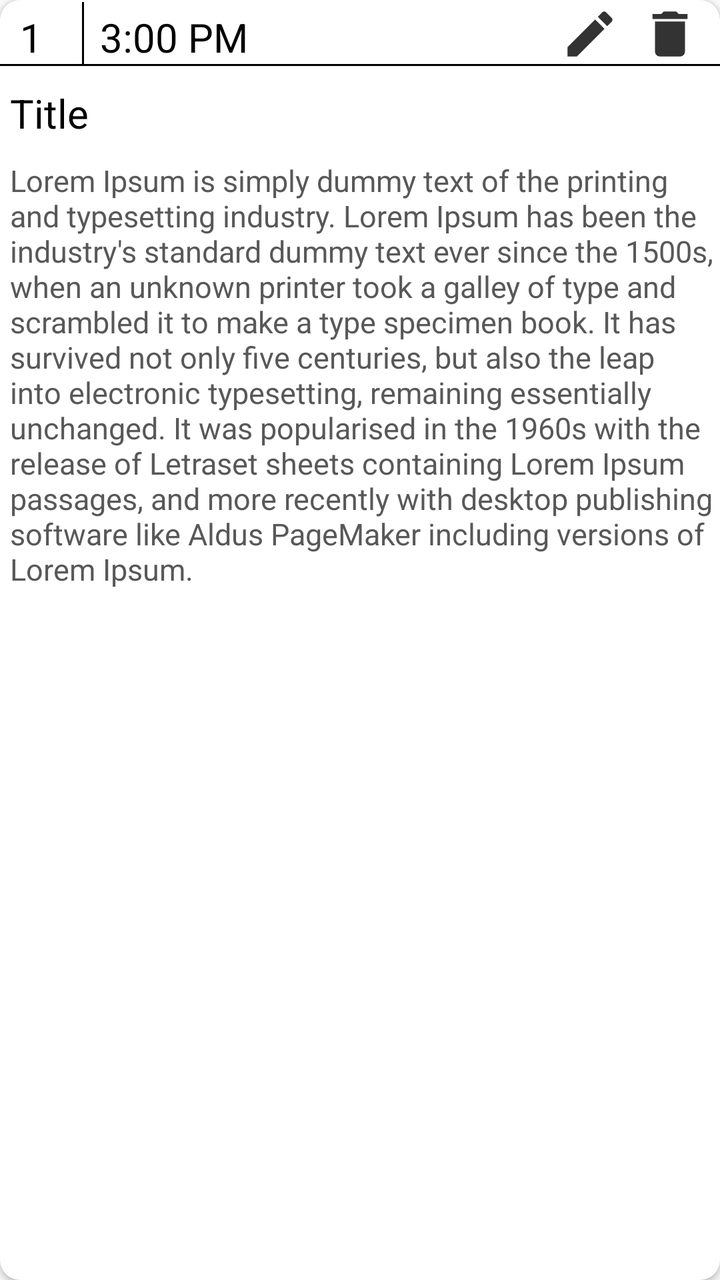
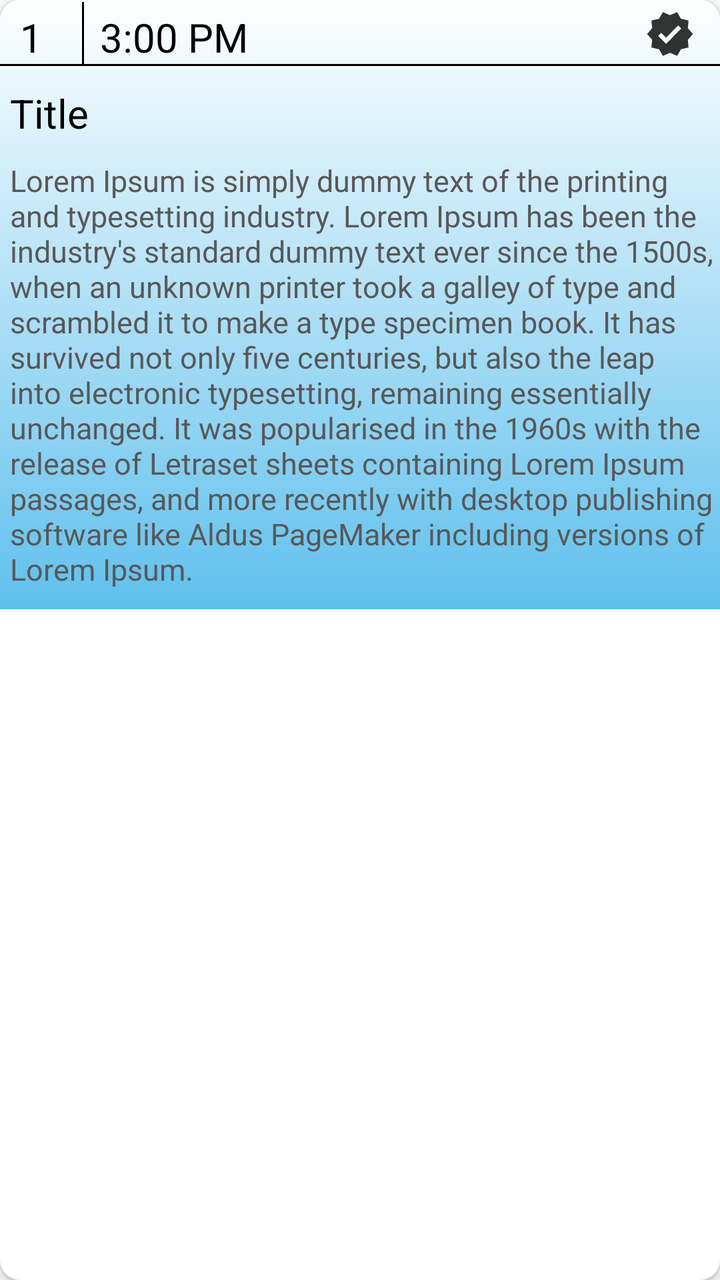

An Android layout rendered at two revisions. The XML below is the earlier revision; the diff shows what the commit changed to produce the second picture.
<!-- AndroidManifest.xml: application theme Theme.SchedulePlanner -->
<!-- res/layout/create_task_single_row.xml -->
<?xml version="1.0" encoding="utf-8"?>
<androidx.cardview.widget.CardView xmlns:android="http://schemas.android.com/apk/res/android"
    android:layout_width="match_parent"
    android:layout_height="wrap_content"
    xmlns:app="http://schemas.android.com/apk/res-auto"
    app:cardCornerRadius="10dp"
    android:layout_margin="10dp">

    <RelativeLayout
        android:id="@+id/taskView"
        android:layout_width="match_parent"
        android:layout_height="wrap_content">

        <TextView
            android:id="@+id/count"
            android:layout_width="30dp"
            android:layout_height="wrap_content"
            android:layout_marginStart="10dp"
            android:layout_marginTop="5dp"
            android:text="1"
            android:textColor="@color/black"
            android:textSize="20dp" />

        <View
            android:id="@+id/vertical_row"
            android:layout_width="1dp"
            android:layout_height="32dp"
            android:layout_marginStart="1dp"
            android:layout_marginTop="1dp"
            android:layout_toEndOf="@+id/count"
            android:background="#000000" />

        <TextView
            android:id="@+id/time"
            android:layout_width="wrap_content"
            android:layout_height="wrap_content"
            android:layout_marginStart="10dp"
            android:layout_marginTop="5dp"
            android:layout_toEndOf="@id/count"
            android:background="@color/white"
            android:text="3:00 PM"
            android:textSize="20dp" />

        <ImageView
            android:id="@+id/edit2"
            android:layout_width="30dp"
            android:layout_height="30dp"
            android:layout_alignParentEnd="true"
            android:layout_marginTop="2dp"
            android:layout_marginEnd="50dp"
            android:src="@drawable/actionbar_edit_task" />

        <ImageView
            android:id="@+id/delete2"
            android:layout_width="30dp"
            android:layout_height="30dp"
            android:layout_alignParentEnd="true"
            android:layout_marginTop="2dp"
            android:layout_marginEnd="10dp"
            android:src="@drawable/actionbar_delete_task" />

        <View
            android:id="@+id/horizontal_row"
            android:layout_width="match_parent"
            android:layout_height="1dp"
            android:layout_below="@id/time"
            android:background="#000000" />

        <TextView
            android:id="@+id/title"
            android:layout_width="200dp"
            android:layout_height="wrap_content"
            android:layout_below="@id/horizontal_row"
            android:layout_marginStart="5dp"
            android:layout_marginTop="10dp"
            android:text="Title"
            android:textSize="20dp" />

        <TextView
            android:id="@+id/description"
            android:layout_width="match_parent"
            android:layout_height="wrap_content"
            android:layout_below="@id/title"
            android:layout_marginStart="5dp"
            android:layout_marginTop="10dp"
            android:inputType="textMultiLine|textNoSuggestions"
            android:text="@string/dummy"
            android:textColor="#595858"
            android:textSize="15dp" />

    </RelativeLayout>

</androidx.cardview.widget.CardView>
<!-- resources referenced by this layout -->
<resources>
  <color name="black">#FF000000</color>
  <color name="white">#FFFFFFFF</color>
  <!-- drawable actionbar_delete_task (drawable-anydpi) -->
  <vector xmlns:android="http://schemas.android.com/apk/res/android"
      android:width="24dp"
      android:height="24dp"
      android:viewportWidth="24"
      android:viewportHeight="24"
      android:tint="#000000"
      android:alpha="0.8">
    <path
        android:fillColor="@android:color/white"
        android:pathData="M6,19c0,1.1 0.9,2 2,2h8c1.1,0 2,-0.9 2,-2V7H6v12zM19,4h-3.5l-1,-1h-5l-1,1H5v2h14V4z"/>
  </vector>
  <!-- drawable actionbar_edit_task (drawable-anydpi) -->
  <vector xmlns:android="http://schemas.android.com/apk/res/android"
      android:width="24dp"
      android:height="24dp"
      android:viewportWidth="24"
      android:viewportHeight="24"
      android:tint="#000000"
      android:alpha="0.8">
    <path
        android:fillColor="@android:color/white"
        android:pathData="M3,17.25V21h3.75L17.81,9.94l-3.75,-3.75L3,17.25zM20.71,7.04c0.39,-0.39 0.39,-1.02 0,-1.41l-2.34,-2.34c-0.39,-0.39 -1.02,-0.39 -1.41,0l-1.83,1.83 3.75,3.75 1.83,-1.83z"/>
  </vector>
  <string name="dummy">Lorem Ipsum is simply dummy text of the printing and typesetting industry. Lorem Ipsum has been the industry\'s standard dummy text ever since the 1500s, when an unknown printer took a galley of type and scrambled it to make a type specimen book. It has survived not only five centuries, but also the leap into electronic typesetting, remaining essentially unchanged. It was popularised in the 1960s with the release of Letraset sheets containing Lorem Ipsum passages, and more recently with desktop publishing software like Aldus PageMaker including versions of Lorem Ipsum.</string>
  <color name="purple_500">#000000</color>
  <color name="purple_700">#000000</color>
  <color name="teal_200">#FF03DAC5</color>
  <color name="teal_700">#FF018786</color>
  <style name="OverflowMenu" parent="Widget.AppCompat.PopupMenu.Overflow">
          <item name="android:overlapAnchor">false</item>
          <item name="android:dropDownVerticalOffset">4.0dip</item>
      </style>
  <!-- unchanged entries left out for length: 1 -->
</resources>

<!-- the commit's change to res/layout/create_task_single_row.xml (unified diff, before → after) -->
@@ -4,12 +4,16 @@
     android:layout_height="wrap_content"
     xmlns:app="http://schemas.android.com/apk/res-auto"
     app:cardCornerRadius="10dp"
-    android:layout_margin="10dp">
+    android:layout_marginTop="5dp"
+    android:layout_marginBottom="5dp"
+    android:layout_marginStart="10dp"
+    android:layout_marginEnd="10dp">
 
     <RelativeLayout
         android:id="@+id/taskView"
         android:layout_width="match_parent"
-        android:layout_height="wrap_content">
+        android:layout_height="wrap_content"
+        android:background="@drawable/gradient1">
 
         <TextView
             android:id="@+id/count"
@@ -37,7 +41,6 @@
             android:layout_marginStart="10dp"
             android:layout_marginTop="5dp"
             android:layout_toEndOf="@id/count"
-            android:background="@color/white"
             android:text="3:00 PM"
             android:textSize="20dp" />
 
@@ -47,8 +50,31 @@
             android:layout_height="30dp"
             android:layout_alignParentEnd="true"
             android:layout_marginTop="2dp"
-            android:layout_marginEnd="50dp"
-            android:src="@drawable/actionbar_edit_task" />
+            android:layout_marginEnd="45dp"
+            android:src="@drawable/actionbar_edit_task"
+            android:visibility="gone"
+            />
+
+        <ImageView
+            android:id="@+id/done"
+            android:layout_width="30dp"
+            android:layout_height="30dp"
+            android:layout_alignParentEnd="true"
+            android:layout_marginTop="2dp"
+            android:layout_marginEnd="80dp"
+            android:src="@drawable/actionbar_not_done_task"
+            android:visibility="gone"
+            />
+
+        <ImageView
+            android:id="@+id/today_done"
+            android:layout_width="30dp"
+            android:layout_height="30dp"
+            android:layout_alignParentEnd="true"
+            android:layout_marginTop="2dp"
+            android:layout_marginEnd="10dp"
+            android:src="@drawable/actionbar_not_done_task"
+            android:visibility="visible" />
 
         <ImageView
             android:id="@+id/delete2"
@@ -57,7 +83,9 @@
             android:layout_alignParentEnd="true"
             android:layout_marginTop="2dp"
             android:layout_marginEnd="10dp"
-            android:src="@drawable/actionbar_delete_task" />
+            android:src="@drawable/actionbar_delete_task"
+            android:visibility="gone"
+            />
 
         <View
             android:id="@+id/horizontal_row"
@@ -83,6 +111,7 @@
             android:layout_below="@id/title"
             android:layout_marginStart="5dp"
             android:layout_marginTop="10dp"
+            android:layout_marginBottom="10dp"
             android:inputType="textMultiLine|textNoSuggestions"
             android:text="@string/dummy"
             android:textColor="#595858"
<!-- resource entries referenced after the edit -->
@@ -26,6 +26,32 @@
         android:fillColor="@android:color/white"
         android:pathData="M3,17.25V21h3.75L17.81,9.94l-3.75,-3.75L3,17.25zM20.71,7.04c0.39,-0.39 0.39,-1.02 0,-1.41l-2.34,-2.34c-0.39,-0.39 -1.02,-0.39 -1.41,0l-1.83,1.83 3.75,3.75 1.83,-1.83z"/>
   </vector>
+  <!-- drawable actionbar_not_done_task (drawable-anydpi) -->
+  <vector xmlns:android="http://schemas.android.com/apk/res/android"
+      android:width="24dp"
+      android:height="24dp"
+      android:viewportWidth="24"
+      android:viewportHeight="24"
+      android:tint="#000000"
+      android:alpha="0.8">
+    <group android:scaleX="0.8333333"
+        android:scaleY="0.8333333"
+        android:translateX="2"
+        android:translateY="2">
+      <path
+          android:fillColor="@android:color/white"
+          android:pathData="M23,12l-2.44,-2.79l0.34,-3.69l-3.61,-0.82L15.4,1.5L12,2.96L8.6,1.5L6.71,4.69L3.1,5.5L3.44,9.2L1,12l2.44,2.79l-0.34,3.7l3.61,0.82L8.6,22.5l3.4,-1.47l3.4,1.46l1.89,-3.19l3.61,-0.82l-0.34,-3.69L23,12zM10.09,16.72l-3.8,-3.81l1.48,-1.48l2.32,2.33l5.85,-5.87l1.48,1.48L10.09,16.72z"/>
+    </group>
+  </vector>
+  <!-- drawable gradient1 (drawable) -->
+  <?xml version="1.0" encoding="utf-8"?>
+  <selector xmlns:android="http://schemas.android.com/apk/res/android">
+      <item>
+          <shape>
+              <gradient android:angle="90" android:startColor="#5FC0ED" android:endColor="#FFFFFF" android:type="linear"/>
+          </shape>
+      </item>
+  </selector>
   <string name="dummy">Lorem Ipsum is simply dummy text of the printing and typesetting industry. Lorem Ipsum has been the industry\'s standard dummy text ever since the 1500s, when an unknown printer took a galley of type and scrambled it to make a type specimen book. It has survived not only five centuries, but also the leap into electronic typesetting, remaining essentially unchanged. It was popularised in the 1960s with the release of Letraset sheets containing Lorem Ipsum passages, and more recently with desktop publishing software like Aldus PageMaker including versions of Lorem Ipsum.</string>
   <color name="purple_500">#000000</color>
   <color name="purple_700">#000000</color>
